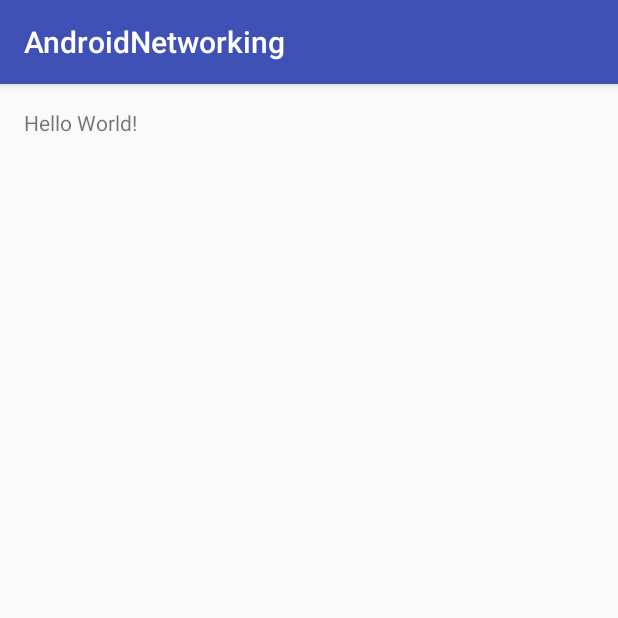
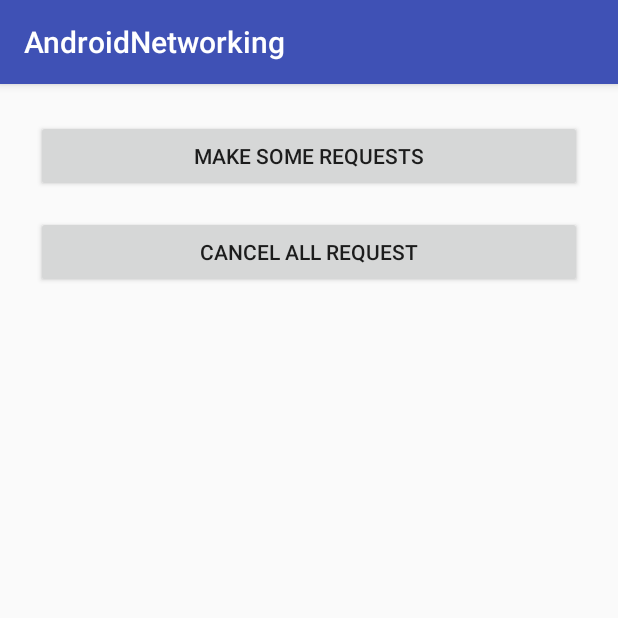
Before and after one commit to amitshekhariitbhu/Fast-Android-Networking, an Android app: the screen it shows after launch (MainActivity), on a phone screen of 412 x 824 dp, the top half of it. Run offline under Robolectric (Android 15) with nearby library versions, the phone set to English and light mode, and no system bars.

Commit message:
request manager for finishing added in request

```diff
--- a/app/src/main/java/com/networking/MainActivity.java
+++ b/app/src/main/java/com/networking/MainActivity.java
@@ -2,6 +2,7 @@ package com.networking;
 
 import android.os.Bundle;
 import android.support.v7.app.AppCompatActivity;
+import android.view.View;
 
 import com.androidnetworking.common.Priority;
 import com.androidnetworking.internal.Request;
@@ -12,11 +13,17 @@ public class MainActivity extends AppCompatActivity {
     protected void onCreate(Bundle savedInstanceState) {
         super.onCreate(savedInstanceState);
         setContentView(R.layout.activity_main);
+    }
 
-        Request requestOne = new Request("www.google.com", Priority.LOW, this);
-        MyApplication.getInstance().getRequestManager().addRequest(requestOne);
+    public void makeRequests(View view) {
+        for (int i = 0; i < 20; i++) {
+            Request request = new Request("www.google.com", Priority.LOW, this);
+            MyApplication.getInstance().getRequestManager().addRequest(request);
+        }
+    }
 
-        Request requestTwo = new Request("www.facebook.com", Priority.HIGH, this);
-        MyApplication.getInstance().getRequestManager().addRequest(requestTwo);
+    public void cancelAllRequests(View view){
+        MyApplication.getInstance().getRequestManager().cancelAll(this);
     }
+
 }
--- a/app/src/main/res/layout/activity_main.xml
+++ b/app/src/main/res/layout/activity_main.xml
@@ -1,16 +1,30 @@
 <?xml version="1.0" encoding="utf-8"?>
-<RelativeLayout xmlns:android="http://schemas.android.com/apk/res/android"
+<LinearLayout xmlns:android="http://schemas.android.com/apk/res/android"
     xmlns:tools="http://schemas.android.com/tools"
     android:layout_width="match_parent"
     android:layout_height="match_parent"
+    android:orientation="vertical"
     android:paddingBottom="@dimen/activity_vertical_margin"
     android:paddingLeft="@dimen/activity_horizontal_margin"
     android:paddingRight="@dimen/activity_horizontal_margin"
     android:paddingTop="@dimen/activity_vertical_margin"
     tools:context="com.networking.MainActivity">
 
-    <TextView
-        android:layout_width="wrap_content"
-        android:layout_height="wrap_content"
-        android:text="Hello World!" />
-</RelativeLayout>
+
+    <Button
+        android:id="@+id/makeRequestButton"
+        android:layout_width="match_parent"
+        android:layout_height="48dp"
+        android:layout_margin="8dp"
+        android:text="Make Some Requests"
+        android:onClick="makeRequests"/>
+
+    <Button
+        android:id="@+id/cancelButton"
+        android:layout_width="match_parent"
+        android:layout_height="48dp"
+        android:layout_margin="8dp"
+        android:text="Cancel All Request"
+        android:onClick="cancelAllRequests"/>
+
+</LinearLayout>
```
Also changed, not shown: android-networking/src/main/java/com/androidnetworking/internal/Request.java (+16 -0 lines), android-networking/src/main/java/com/androidnetworking/internal/RequestManager.java (+7 -1 lines), android-networking/src/main/java/com/androidnetworking/runnable/DataHunter.java (+8 -2 lines).
